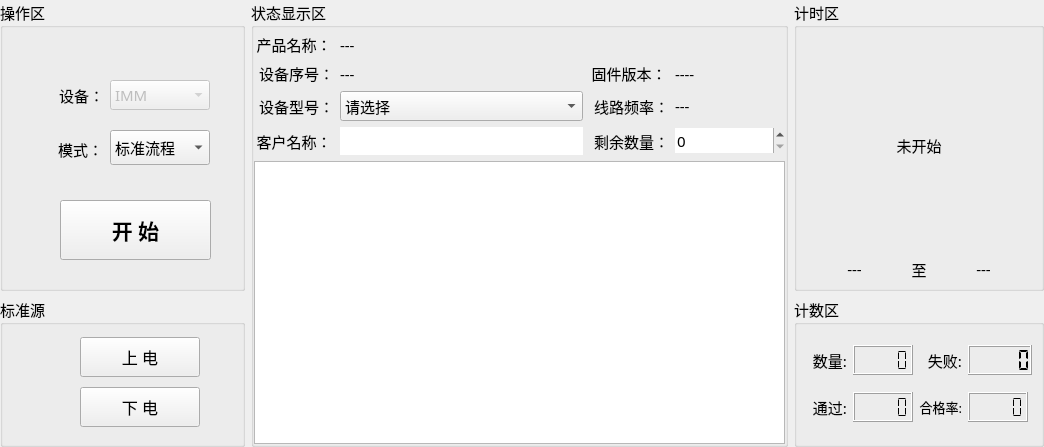
Above: IMM-CalibrateTool/IMM-CalibrateTool/home/home_workwid.ui from ChinaClever/ScalePoint before the change. Below: the same form after it.
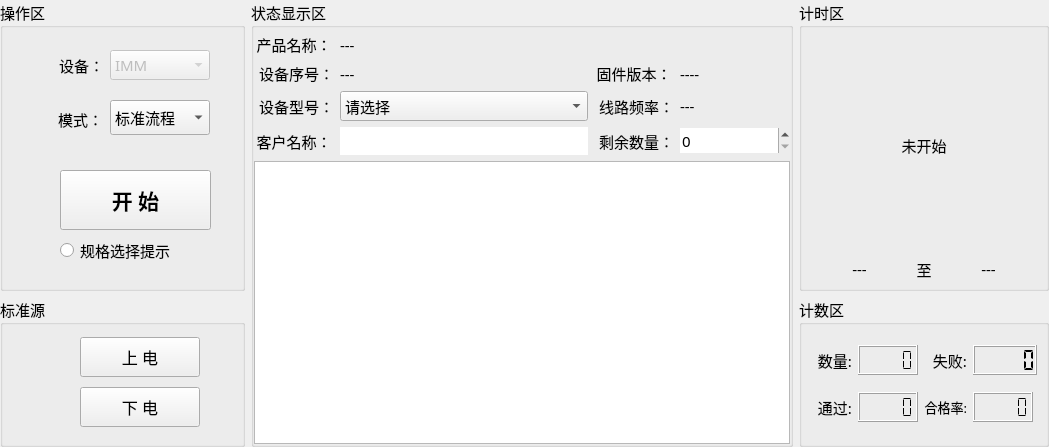
That is the form after the change.

The edit to the form file:
```diff
--- a/IMM-CalibrateTool/IMM-CalibrateTool/home/home_workwid.ui
+++ b/IMM-CalibrateTool/IMM-CalibrateTool/home/home_workwid.ui
@@ -6,7 +6,7 @@
    <rect>
     <x>0</x>
     <y>0</y>
-    <width>1042</width>
+    <width>1049</width>
     <height>447</height>
    </rect>
   </property>
@@ -615,7 +615,7 @@
       <property name="geometry">
        <rect>
         <x>60</x>
-        <y>200</y>
+        <y>170</y>
         <width>151</width>
         <height>60</height>
        </rect>
@@ -651,7 +651,7 @@
       <property name="geometry">
        <rect>
         <x>110</x>
-        <y>80</y>
+        <y>50</y>
         <width>100</width>
         <height>30</height>
        </rect>
@@ -702,7 +702,7 @@
       <property name="geometry">
        <rect>
         <x>49</x>
-        <y>78</y>
+        <y>48</y>
         <width>55</width>
         <height>35</height>
        </rect>
@@ -736,7 +736,7 @@
       <property name="geometry">
        <rect>
         <x>110</x>
-        <y>130</y>
+        <y>100</y>
         <width>100</width>
         <height>35</height>
        </rect>
@@ -786,7 +786,7 @@
       <property name="geometry">
        <rect>
         <x>48</x>
-        <y>132</y>
+        <y>102</y>
         <width>55</width>
         <height>35</height>
        </rect>
@@ -816,6 +816,19 @@
        <set>Qt::AlignRight|Qt::AlignTrailing|Qt::AlignVCenter</set>
       </property>
      </widget>
+     <widget class="QRadioButton" name="tipBtn">
+      <property name="geometry">
+       <rect>
+        <x>60</x>
+        <y>240</y>
+        <width>151</width>
+        <height>20</height>
+       </rect>
+      </property>
+      <property name="text">
+       <string>规格选择提示</string>
+      </property>
+     </widget>
     </widget>
    </item>
    <item row="1" column="0">
```
